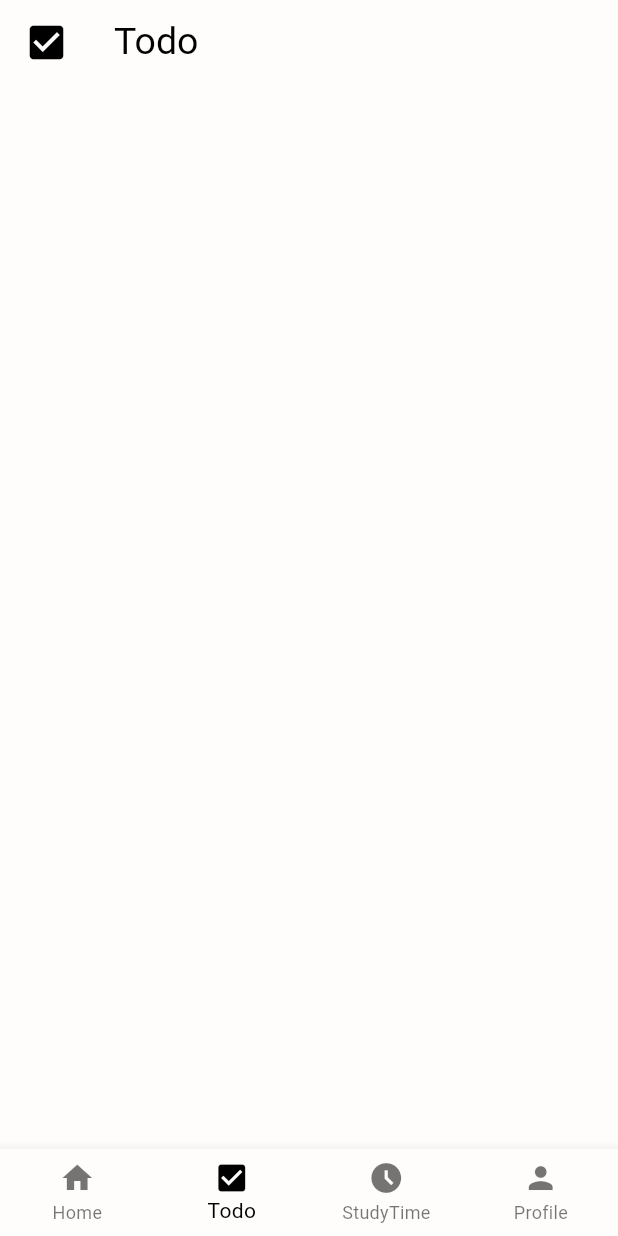
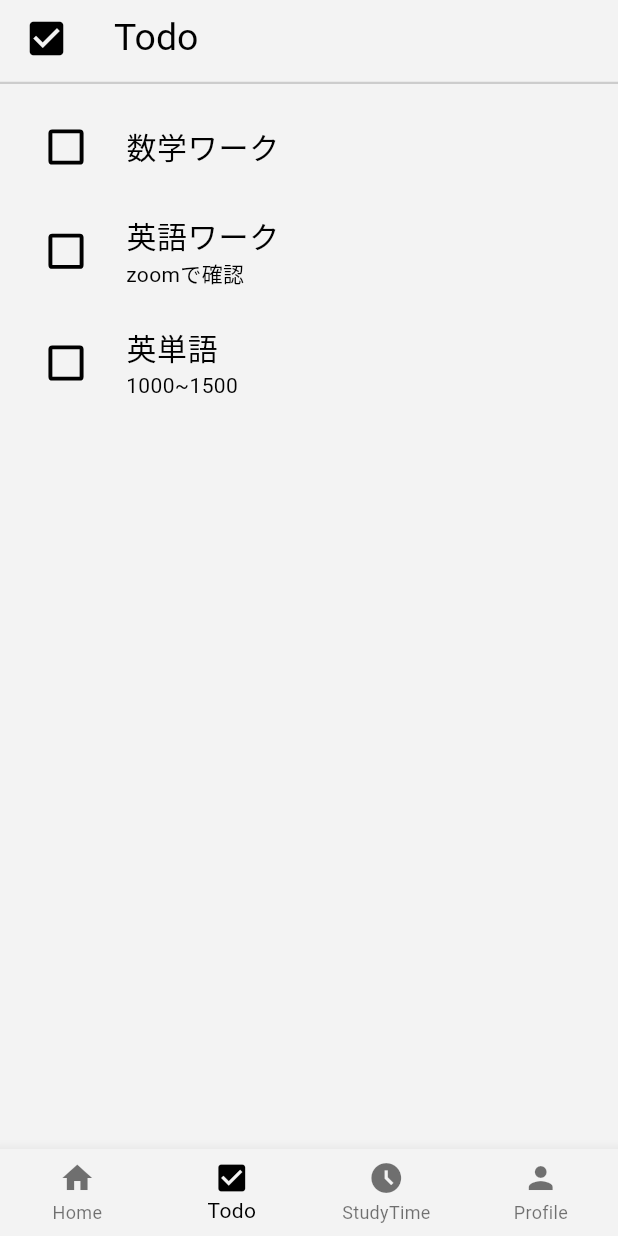
Before and after one commit to pochi1111/testudy, a Flutter app: the screen it shows after launch, item 2 of the bottom bar chosen, on a phone screen of 412 x 824 dp. Run offline on Flutter 3.47's test engine with Material 3 defaults, Android fonts, the phone set to English and light mode, and no system bars; Roboto replaces fonts that are missing (MPLUSRounded1c-Regular).

Commit message:
todoの根本部分を作成

```diff
--- a/lib/configs/appTheme.dart
+++ b/lib/configs/appTheme.dart
@@ -1,18 +1,20 @@
 import 'package:flutter/material.dart';
+
+const Color primaryColor = Color(0xFFF3F3F3);
 
 final appTheme = ThemeData(
   fontFamily: 'MPLUSRounded1c-Regular',
   colorScheme: const ColorScheme(
     brightness: Brightness.light,
     primary: Color(0xFF000000),
-    onPrimary: Color(0xFF000000),
+    onPrimary: Color(0xFFF3F3F3),
     secondary: Color(0xFF000000),
-    onSecondary: Color(0xFFFFFFFF),
+    onSecondary: Color(0xFFF3F3F3),
     error: Color(0xFFF2CB57),
     onError: Color(0xFFFFFFFF),
-    background: Color(0xFFFFFDFB),
-    onBackground: Color(0xFFFFFDFB),
-    surface: Color(0xFFFFFDFB),
+    background: Color(0xFFF3F3F3),
+    onBackground: Color(0xFFF3F3F3),
+    surface: Color(0xFFF3F3F3),
     onSurface: Color(0xFF000000),
   ),
 );
--- a/lib/screens/todoMain.dart
+++ b/lib/screens/todoMain.dart
@@ -1,4 +1,5 @@
 import 'package:flutter/material.dart';
+import 'package:testudy/configs/appTheme.dart';
 
 import '../class/todoItem.dart';
 
@@ -11,7 +12,7 @@ class TodoMain extends StatefulWidget {
 
 class _TodoMainState extends State<TodoMain> {
   //finalは一時的にUIを更新するためのもの
-  final List<TodoItem> _todoItems = [
+  List<TodoItem> _todoItems = [
     TodoItem(
       title: '数学ワーク',
       description: '',
@@ -21,33 +22,98 @@ class _TodoMainState extends State<TodoMain> {
     ),
     TodoItem(
       title: '英語ワーク',
-      description: '',
+      description: 'zoomで確認',
       subject: 'Eng',
       endDate: DateTime.now(),
       isDone: false,
     ),
     TodoItem(
       title: '英単語',
-      description: '',
+      description: '1000~1500',
       subject: 'Eng',
       endDate: DateTime.now(),
       isDone: false,
     ),
   ];
+
+  List<TodoItem> DoneItems = [];
+
   @override
   Widget build(BuildContext context) {
     return Scaffold(
       appBar: AppBar(
-        title: const Row(
+        title: const Column(
           children: [
-            Icon(Icons.check_box,size: 30,),
-            SizedBox(width: 30),
-            Text('Todo',style: TextStyle(fontSize:25)),
+            Row(
+              children: [
+                Icon(
+                  Icons.check_box,
+                  size: 30,
+                ),
+                SizedBox(width: 30),
+                Text('Todo', style: TextStyle(fontSize: 25)),
+              ],
+            ),
+            SizedBox(height: 5),
           ],
+        ),
+        shape: const Border(
+          bottom: BorderSide(
+            color: Color(0xFFCCCCCC),
+            width: 1.5,
+          ),
         ),
       ),
       body: Column(
-
+        children: [
+          SizedBox(height: 10),
+          Expanded(
+            child: ListView.builder(
+              itemCount: _todoItems.length,
+              itemBuilder: (context, index) {
+                return Card(
+                  elevation: 5,
+                  shadowColor: Colors.transparent,
+                  color: primaryColor,
+                  child: ListTile(
+                    title: Text(
+                      _todoItems[index].title,
+                      style: TextStyle(
+                        decoration: _todoItems[index].isDone
+                            ? TextDecoration.lineThrough
+                            : null,
+                        fontSize: 20,
+                      ),
+                    ),
+                    subtitle: _todoItems[index].description != ""
+                        ? Text(
+                      _todoItems[index].description,
+                      style: TextStyle(
+                        decoration: _todoItems[index].isDone
+                            ? TextDecoration.lineThrough
+                            : null,
+                      ),
+                    )
+                        : null,
+                    leading: Transform.scale(
+                      scale: 1.3,
+                      child: Checkbox(
+                        value: _todoItems[index].isDone,
+                        //fillColor: MaterialStateProperty.all(primaryColor),
+                        checkColor: primaryColor,
+                        onChanged: (bool? value) {
+                          setState(() {
+                            _todoItems[index].isDone = value!;
+                          });
+                        },
+                      ),
+                    ),
+                  ),
+                );
+              },
+            ),
+          ),
+        ],
       ),
     );
   }
```
